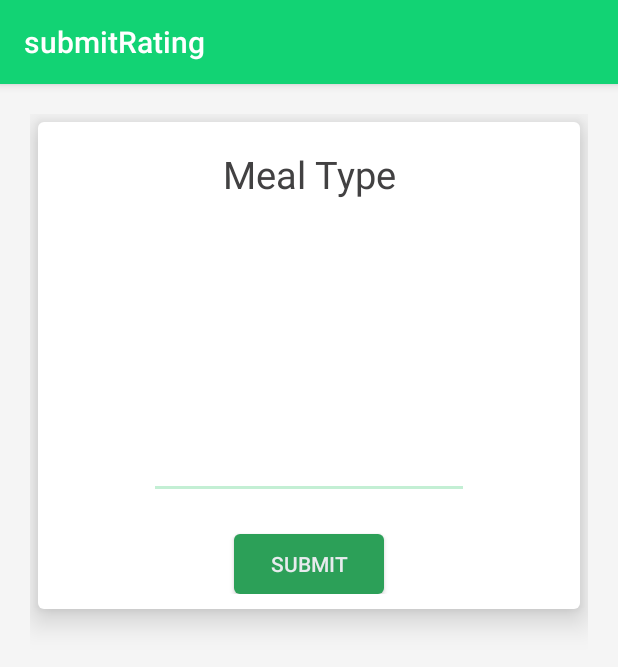
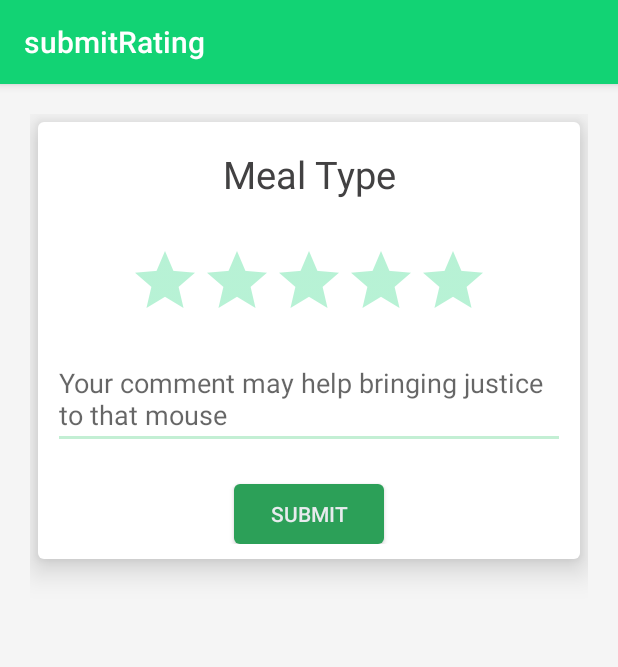
Before and after one commit to Korku02/disa, an Android app: the submitRating screen opened directly, with no data from a screen before it, on a phone screen of 412 x 824 dp. Shown: the top 667 px of the screen. Run offline under Robolectric (Android 15) with nearby library versions, the phone set to English and light mode, and no system bars; our stand-ins replace Volley; network calls fail.

Commit message:
Changed color and added gitignore

```diff
--- a/app/src/main/java/iitd/messfeeback/myapplication/submitRating.java
+++ b/app/src/main/java/iitd/messfeeback/myapplication/submitRating.java
@@ -132,7 +132,6 @@ public class submitRating extends AppCompatActivity implements View.OnClickListe
                             String feedbackDate = responseObj.getString("created");
                             String feedbackType = responseObj.getString("meal_type");
                             String feedbackRating = responseObj.getString("rating");
-                            String feedbackComment = responseObj.getString("Comment");
                             System.out.println("korku" + responseObj);
                             Toast.makeText(submitRating.this, "Submitted Succesfully",Toast.LENGTH_LONG ).show();
                             startActivity(new Intent(getApplicationContext(), successfulFeedback.class));
--- a/app/src/main/java/iitd/messfeeback/myapplication/succesfulAttendance.java
+++ b/app/src/main/java/iitd/messfeeback/myapplication/succesfulAttendance.java
@@ -19,8 +19,8 @@ public class succesfulAttendance extends AppCompatActivity {
 
         sucessText = (TextView) findViewById(R.id.successText);
         Typeface mont_bold = Typeface.createFromAsset(getAssets(), "font/Montserrat-Bold.ttf");
-        Typeface mont_med =Typeface.createFromAsset(getAssets(), "font/Montserrat-Medium.ttf");
-        Typeface mont_light =Typeface.createFromAsset(getAssets(), "font/Montserrat-Light.ttf");
+//        Typeface mont_med =Typeface.createFromAsset(getAssets(), "font/Montserrat-Medium.ttf");
+//        Typeface mont_light =Typeface.createFromAsset(getAssets(), "font/Montserrat-Light.ttf");
         sucessText.setTypeface(mont_bold);
         /* New Handler to start the Menu-Activity
          * and close this Splash-Screen after some seconds.*/
--- a/app/src/main/java/iitd/messfeeback/myapplication/successfulFeedback.java
+++ b/app/src/main/java/iitd/messfeeback/myapplication/successfulFeedback.java
@@ -19,8 +19,8 @@ public class successfulFeedback extends AppCompatActivity {
 
         sucessText = (TextView) findViewById(R.id.successText);
         Typeface mont_bold = Typeface.createFromAsset(getAssets(), "font/Montserrat-Bold.ttf");
-        Typeface mont_med =Typeface.createFromAsset(getAssets(), "font/Montserrat-Medium.ttf");
-        Typeface mont_light =Typeface.createFromAsset(getAssets(), "font/Montserrat-Light.ttf");
+//        Typeface mont_med =Typeface.createFromAsset(getAssets(), "font/Montserrat-Medium.ttf");
+//        Typeface mont_light =Typeface.createFromAsset(getAssets(), "font/Montserrat-Light.ttf");
         sucessText.setTypeface(mont_bold);
         /* New Handler to start the Menu-Activity
          * and close this Splash-Screen after some seconds.*/
--- a/app/src/main/res/layout/content_submit_rating.xml
+++ b/app/src/main/res/layout/content_submit_rating.xml
@@ -50,14 +50,16 @@
 
         <EditText
             android:id="@+id/comment"
-            android:layout_width="wrap_content"
+            android:layout_width="match_parent"
             android:layout_height="wrap_content"
-            android:minHeight="100dp"
+            android:minHeight="50dp"
             android:layout_below="@+id/ratingBar"
             android:layout_centerHorizontal="true"
             android:layout_marginTop="12dp"
             android:ems="10"
+            android:hint="Your comment may help bringing justice to that mouse"
             android:inputType="textMultiLine" />
+
 
         <Button
             android:id="@+id/buttonSubmit"
--- a/app/src/main/res/layout/fragment_profile.xml
+++ b/app/src/main/res/layout/fragment_profile.xml
@@ -94,7 +94,7 @@
                 android:layout_marginRight="10dp"
                 android:layout_marginTop="10dp"
                 android:background="@drawable/circlecard"
-                android:elevation="12dp"
+                android:elevation="5dp"
                 android:gravity="center"
                 android:orientation="vertical">
 
@@ -151,7 +151,7 @@
                 android:layout_marginRight="10dp"
                 android:layout_marginTop="15dp"
                 android:background="@drawable/circlecard"
-                android:elevation="12dp"
+                android:elevation="5dp"
                 android:orientation="horizontal">
 
 
@@ -203,7 +203,7 @@
                 android:layout_marginRight="10dp"
                 android:layout_marginTop="15dp"
                 android:background="@drawable/circlecard"
-                android:elevation="12dp"
+                android:elevation="5dp"
                 android:orientation="horizontal">
 
 
--- a/app/src/main/res/values/styles.xml
+++ b/app/src/main/res/values/styles.xml
@@ -21,7 +21,7 @@
 
     </style>
     <style name="RatingBar" parent="Theme.AppCompat">
-        <item name="colorControlNormal">@color/colorWhite</item>
+        <item name="colorControlNormal">@color/colorPrimary</item>
         <item name="colorControlActivated">@color/colorPrimaryDark</item>
     </style>
 
```
Also changed, not shown: 2 other files.
